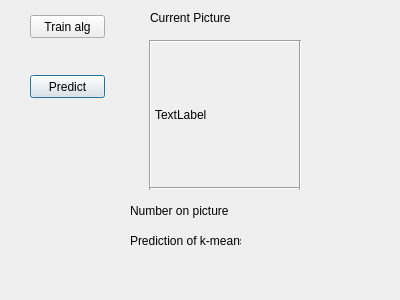
First picture: the form in src/qt/ui/knn.ui, repository btnt51/MLNNgui, before the edit.
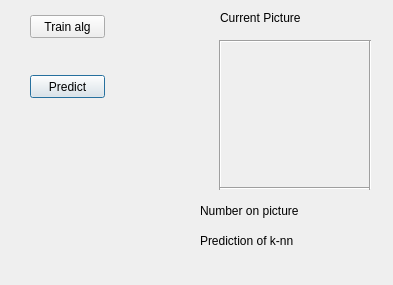
Second picture: the form after the edit.

What changed in the file:
```diff
--- a/src/qt/ui/knn.ui
+++ b/src/qt/ui/knn.ui
@@ -6,8 +6,8 @@
    <rect>
     <x>0</x>
     <y>0</y>
-    <width>400</width>
-    <height>300</height>
+    <width>393</width>
+    <height>285</height>
    </rect>
   </property>
   <property name="windowTitle">
@@ -16,7 +16,7 @@
   <widget class="Line" name="line">
    <property name="geometry">
     <rect>
-     <x>140</x>
+     <x>210</x>
      <y>40</y>
      <width>20</width>
      <height>150</height>
@@ -60,7 +60,7 @@
   <widget class="Line" name="line_3">
    <property name="geometry">
     <rect>
-     <x>150</x>
+     <x>220</x>
      <y>33</y>
      <width>150</width>
      <height>16</height>
@@ -91,7 +91,7 @@
   <widget class="QLabel" name="Picture">
    <property name="geometry">
     <rect>
-     <x>155</x>
+     <x>225</x>
      <y>45</y>
      <width>140</width>
      <height>140</height>
@@ -116,13 +116,13 @@
     </size>
    </property>
    <property name="text">
-    <string>TextLabel</string>
+    <string/>
    </property>
   </widget>
   <widget class="QLabel" name="PredictionOfKNN">
    <property name="geometry">
     <rect>
-     <x>250</x>
+     <x>320</x>
      <y>225</y>
      <width>47</width>
      <height>21</height>
@@ -135,7 +135,7 @@
   <widget class="Line" name="line_2">
    <property name="geometry">
     <rect>
-     <x>150</x>
+     <x>220</x>
      <y>187</y>
      <width>150</width>
      <height>3</height>
@@ -166,14 +166,14 @@
   <widget class="QLabel" name="PredKmeans">
    <property name="geometry">
     <rect>
-     <x>130</x>
+     <x>200</x>
      <y>230</y>
      <width>111</width>
      <height>21</height>
     </rect>
    </property>
    <property name="text">
-    <string>Prediction of k-means</string>
+    <string>Prediction of k-nn</string>
    </property>
   </widget>
   <widget class="QPushButton" name="StartToTrainAlg">
@@ -195,7 +195,7 @@
   <widget class="QLabel" name="SymbolOnPicture">
    <property name="geometry">
     <rect>
-     <x>130</x>
+     <x>200</x>
      <y>200</y>
      <width>111</width>
      <height>21</height>
@@ -208,7 +208,7 @@
   <widget class="Line" name="line_4">
    <property name="geometry">
     <rect>
-     <x>290</x>
+     <x>360</x>
      <y>40</y>
      <width>20</width>
      <height>150</height>
@@ -239,7 +239,7 @@
   <widget class="QLabel" name="PictureLabel">
    <property name="geometry">
     <rect>
-     <x>150</x>
+     <x>220</x>
      <y>10</y>
      <width>151</width>
      <height>16</height>
@@ -252,7 +252,7 @@
   <widget class="QLabel" name="RealNumber">
    <property name="geometry">
     <rect>
-     <x>250</x>
+     <x>320</x>
      <y>200</y>
      <width>47</width>
      <height>21</height>
```
